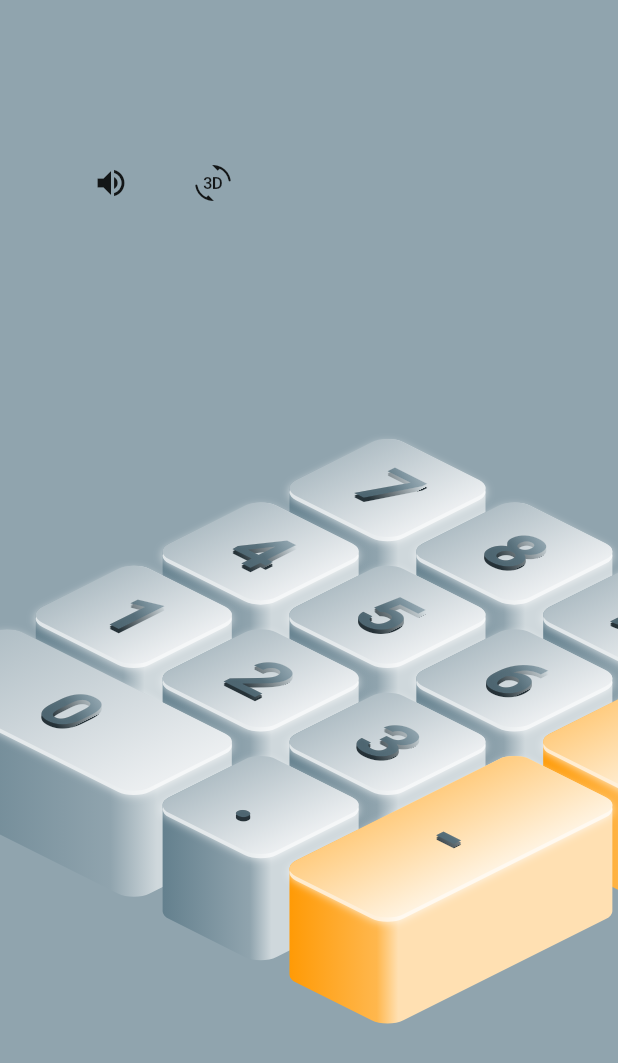
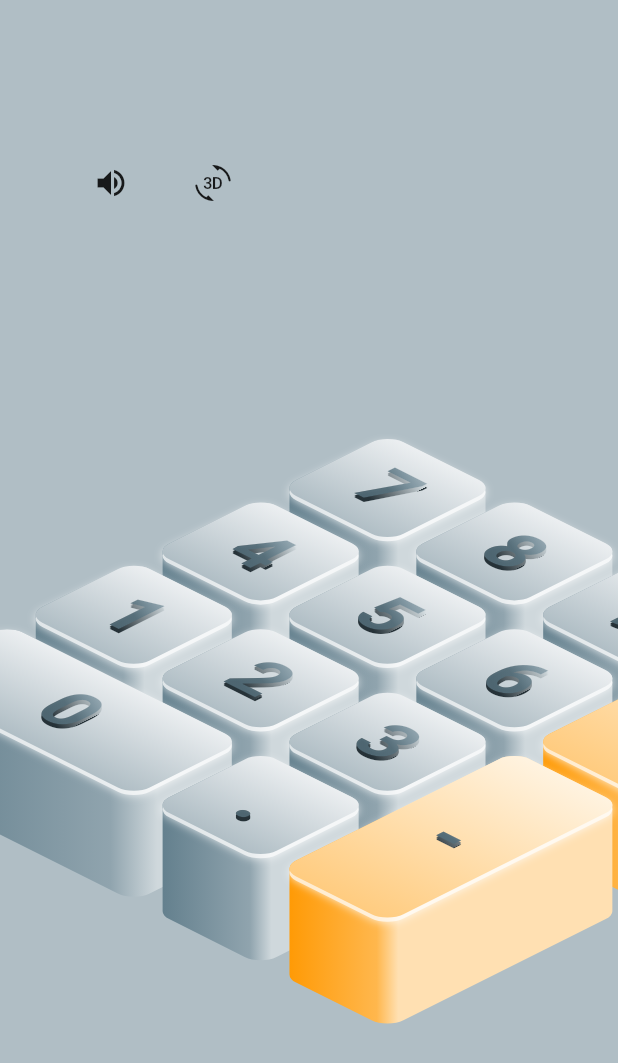
Before and after one commit to Roaa94/flutter_3d_calculator, a Flutter app: the screen it shows after launch, on a phone screen of 412 x 824 dp. Shown: the top 1063 px of the screen. Run offline on Flutter 3.47's test engine with Material 2 defaults, Android fonts, the phone set to English and light mode, and no system bars; our stand-ins replace audioplayers.

Commit message:
chore: color changes

```diff
--- a/lib/home_page.dart
+++ b/lib/home_page.dart
@@ -8,7 +8,7 @@ class HomePage extends StatelessWidget {
   @override
   Widget build(BuildContext context) {
     return Scaffold(
-      backgroundColor: Colors.blueGrey.shade300,
+      backgroundColor: Colors.blueGrey.shade200,
       body: Center(
         child: CalculatorView(
           config: CalculatorConfig(
--- a/lib/widgets/calculator_key_face.dart
+++ b/lib/widgets/calculator_key_face.dart
@@ -57,9 +57,11 @@ class _CalculatorKeyFaceState extends State<CalculatorKeyFace> {
           borderRadius: BorderRadius.circular(15),
           gradient: LinearGradient(
             colors: [
+              widget.color.shade50,
               widget.color.shade200,
-              widget.color.shade50,
             ],
+            begin: Alignment.topCenter,
+            end: Alignment.bottomCenter,
           ),
           boxShadow: [
             BoxShadow(
```
